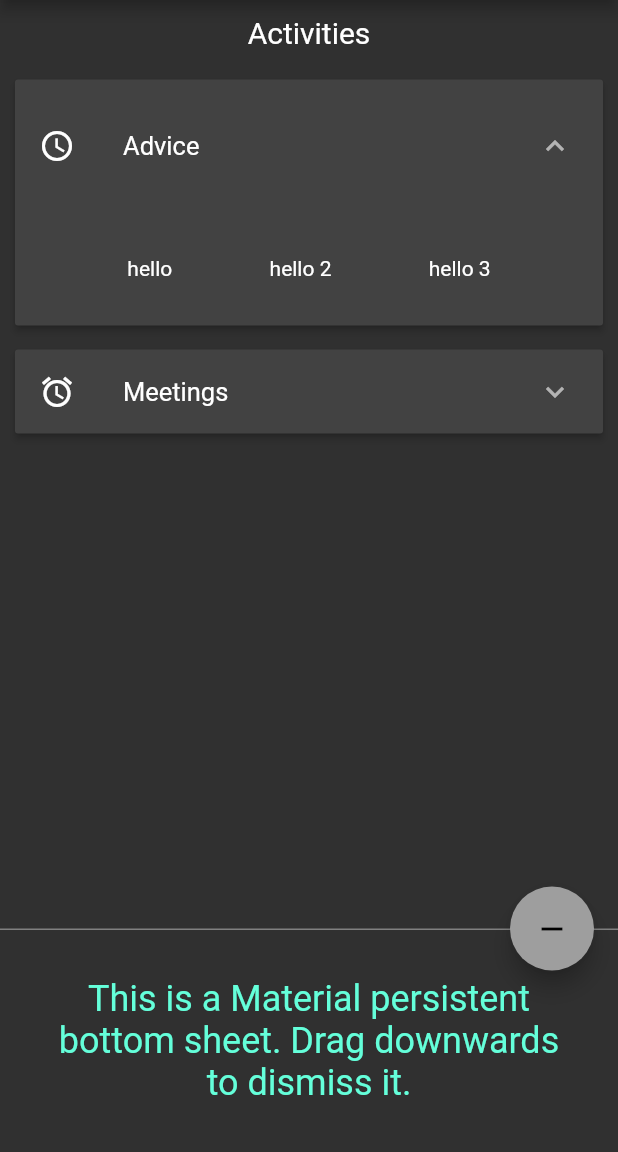
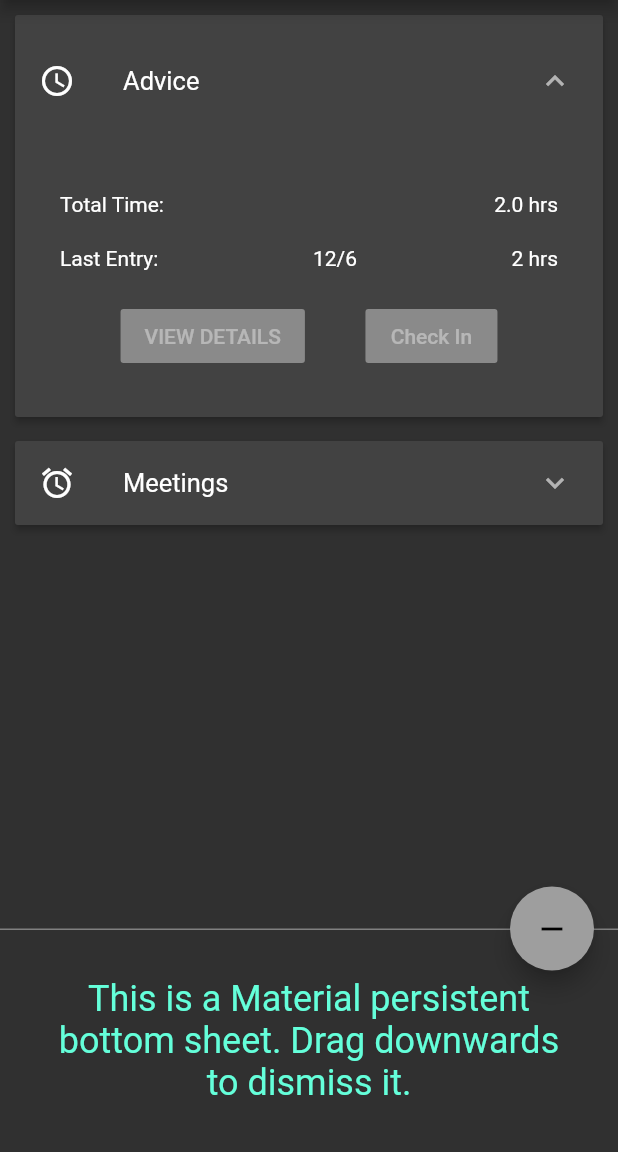
Before and after one commit to tfitz237/timehedron, a Flutter app: the screen it shows after launch, after a tap on the "expand more" icon, after a tap on the "add" icon, on a phone screen of 412 x 824 dp, the part 84-1236 px from its top. Run offline on Flutter 3.47's test engine with Material 2 defaults, Android fonts, the phone set to English and light mode, and no system bars.

Commit message:
feat: organize classes, change names

```diff
--- /dev/null
+++ b/lib/activity.item.dart
@@ -0,0 +1,125 @@
+import 'package:flutter/material.dart';
+
+class ActivityItem {
+  bool isExpanded;
+  final String header;
+  final List<CheckIn> checkIns;
+  Icon icon;
+  final String iconString;
+  ActivityItem(this.isExpanded, this.header, this.checkIns, this.iconString) {
+    icon = new Icon(activityIcons[iconString]);
+  }
+
+  Widget getBody() {
+    return Padding(
+        padding: EdgeInsets.all(20.0),
+        child: Column(children: <Widget>[
+          Padding(
+              padding: EdgeInsets.all(10.0),
+              child: Row(
+                  mainAxisAlignment: MainAxisAlignment.spaceBetween,
+                  children: [
+                    Text('Total Time:'),
+                    Text(this.getTotalTime().toString() + ' hrs'),
+                  ])),
+          Padding(
+              padding: EdgeInsets.all(10.0),
+              child: Row(
+                  mainAxisAlignment: MainAxisAlignment.spaceBetween,
+                  children: [
+                    Text('Last Entry:'),
+                    Text(this.checkIns.last.dateOfCheckOut()),
+                    Text(this.checkIns.last.totalTime().toString() + ' hrs')
+                  ])),
+          Padding(
+            padding:EdgeInsets.all(10.0),
+            child: Row(
+                  mainAxisAlignment: MainAxisAlignment.spaceEvenly,
+                  children: [
+                  RaisedButton(onPressed: null, child: Text('VIEW DETAILS')),
+                  RaisedButton(onPressed: null, child: Text('Check In'), color: Colors.lightBlue),
+
+          ]))
+
+        ]));
+  }
+
+  getTotalTime([TimeSpans span = TimeSpans.Hours]) {
+    double total = 0;
+    this.checkIns.forEach((checkIn) => total += checkIn.totalTime(span));
+    return total;
+  }
+
+  final activityIcons = <String, IconData>{
+    'access_time': Icons.access_time,
+    'access_alarm': Icons.access_alarm,
+    'add_alarm': Icons.add_alarm,
+    'alarm_on': Icons.alarm_on,
+    'beach_access': Icons.beach_access,
+    'business': Icons.business,
+    'business_center': Icons.business_center,
+    'calendar_today': Icons.calendar_today,
+    'card_travel': Icons.card_travel,
+    'contacts': Icons.contacts,
+    'departure_board': Icons.departure_board,
+    'event': Icons.event,
+    'event_seat': Icons.event_seat,
+    'group': Icons.group,
+    'lightbulb_outline': Icons.lightbulb_outline,
+    'security': Icons.security,
+    'timer': Icons.timer
+  };
+}
+
+enum TimeSpans { Seconds, Minutes, Hours, Days, Months }
+
+class CheckIn {
+  DateTime checkIn;
+  DateTime checkOut;
+  CheckIn(this.checkIn, this.checkOut);
+
+  totalTime([TimeSpans span = TimeSpans.Hours]) {
+    switch (span) {
+      case TimeSpans.Seconds:
+        return this.checkOut.difference(this.checkIn).inSeconds;
+      case TimeSpans.Minutes:
+        return this.checkOut.difference(this.checkIn).inMinutes;
+      case TimeSpans.Hours:
+        return this.checkOut.difference(this.checkIn).inHours;
+      case TimeSpans.Days:
+        return this.checkOut.difference(this.checkIn).inDays;
+      case TimeSpans.Months:
+        return this.checkOut.difference(this.checkIn).inDays / 30;
+    }
+  }
+
+  dateOfCheckOut() {
+    return checkOut.month.toString() + '/' + checkOut.day.toString();
+  }
+}
+
+
+class DummyActivityItems {
+
+  getDummies() {
+    return <ActivityItem>[
+      ActivityItem(
+        false,
+        'Advice',
+        <CheckIn> [
+          CheckIn(DateTime.now().add(Duration(hours: -2)), DateTime.now()),
+        ],
+        'access_time',
+      ),
+      ActivityItem(
+        false,
+        'Meetings',
+        <CheckIn> [
+          CheckIn(DateTime.now().add(Duration(hours: -8)), DateTime.now().add(Duration(hours: -4))),
+          CheckIn(DateTime.now().add(Duration(hours: -24)), DateTime.now().add(Duration(hours: -18))),
+        ],
+        'access_alarm',
+      )
+    ];
+  }
+}
--- /dev/null
+++ b/lib/add.activity.dart
@@ -0,0 +1,24 @@
+import 'package:flutter/material.dart';
+
+class AddActivity {
+  ThemeData themeData;
+
+  AddActivity(this.themeData);
+  getForm() {
+    return Container(
+        decoration: BoxDecoration(
+            border: Border(top: BorderSide(color: themeData.disabledColor))
+        ),
+        child: Padding(
+            padding: const EdgeInsets.all(32.0),
+            child: Text('This is a Material persistent bottom sheet. Drag downwards to dismiss it.',
+                textAlign: TextAlign.center,
+                style: TextStyle(
+                    color: themeData.accentColor,
+                    fontSize: 24.0
+                )
+            )
+        )
+    );
+  }
+}
--- a/lib/main.dart
+++ b/lib/main.dart
@@ -1,61 +1,22 @@
 import 'package:flutter/material.dart';
+import 'package:timehedron_f/activity.item.dart';
+import 'package:timehedron_f/add.activity.dart';
 
-void main() => runApp(Criterias());
+void main() => runApp(Activities());
 
 
 
-class Criterias extends StatefulWidget {
-  CriteriaState createState() =>  CriteriaState();
-}
-
-class ActivityItem {
-  bool isExpanded;
-  final String header;
-  final Widget body;
-  final Icon iconpic;
-  ActivityItem(this.isExpanded, this.header, this.body, this.iconpic);
+class Activities extends StatefulWidget {
+  ActivitiesState createState() =>  ActivitiesState();
 }
 
 
-class CriteriaState extends State<Criterias> {
 
-
+class ActivitiesState extends State<Activities> {
   final _scaffoldKey = new GlobalKey<ScaffoldState>();
 
-  List<ActivityItem> items = <ActivityItem>[
-     ActivityItem(
-        false,
-        'Advice',
-        Padding(
-            padding: EdgeInsets.all(20.0),
-            child: Column(
-                children: <Widget>[
-                  Row(mainAxisAlignment: MainAxisAlignment.spaceEvenly,
-                    children: [
-                      Padding(padding: EdgeInsets.all(10.0),
-                          child: Text('hello')),
-                      Padding(padding: EdgeInsets.all(10.0), child: Text('hello 2')),
-                      Padding(padding: EdgeInsets.all(10.0), child: Text('hello 3'))
-                  ],),
-
-                ])
-        ),
-        Icon(Icons.access_time),
-    ),
-    ActivityItem(
-      false,
-      'Meetings',
-      Padding(
-          padding: EdgeInsets.all(20.0),
-          child: Column(
-              children: <Widget>[
-                Padding(padding: EdgeInsets.all(10.0), child: Text('hello 3'))
-              ])
-      ),
-      Icon(Icons.access_alarm),
-    )
-    //give all your items here
-  ];
+  // TODO: Get this data from database
+  List<ActivityItem> items = DummyActivityItems().getDummies();
 
   VoidCallback _showBottomSheetCallback;
 
@@ -80,21 +41,7 @@ class CriteriaState extends State<Criterias> {
     });
     _bottomSheetController = _scaffoldKey.currentState.showBottomSheet((BuildContext context) {
       final ThemeData themeData = Theme.of(context);
-      return Container(
-          decoration: BoxDecoration(
-              border: Border(top: BorderSide(color: themeData.disabledColor))
-          ),
-          child: Padding(
-              padding: const EdgeInsets.all(32.0),
-              child: Text('This is a Material persistent bottom sheet. Drag downwards to dismiss it.',
-                  textAlign: TextAlign.center,
-                  style: TextStyle(
-                      color: themeData.accentColor,
-                      fontSize: 24.0
-                  )
-              )
-          )
-      );
+      return AddActivity(themeData).getForm();
     });
     _bottomSheetController.closed.whenComplete(() {
       if (mounted) {
@@ -105,11 +52,10 @@ class CriteriaState extends State<Criterias> {
     });
   }
 
-  ListView List_Criteria;
+  ListView expansionList;
   Widget build(BuildContext context) {
-    List_Criteria = ListView(
+    expansionList = ListView(
       children: [
-        Padding(padding:  EdgeInsets.all(10.0), child: Center(child: Text('Activities', style:  TextStyle(fontSize: 20.0)),)),
         Padding(
           padding: EdgeInsets.all(10.0),
           child: ExpansionPanelList(
@@ -127,7 +73,7 @@ class CriteriaState extends State<Criterias> {
               return  ExpansionPanel(
                 headerBuilder: (BuildContext context, bool isExpanded) {
                   return  ListTile(
-                      leading: item.iconpic,
+                      leading: item.icon,
                       title:  Text(
                         item.header,
                         textAlign: TextAlign.left,
@@ -138,7 +84,7 @@ class CriteriaState extends State<Criterias> {
                       ));
                 },
                 isExpanded: item.isExpanded,
-                body: item.body,
+                body: item.getBody(),
               );
             }).toList(),
           ),
@@ -146,7 +92,8 @@ class CriteriaState extends State<Criterias> {
       ],
     );
 
-    Scaffold scaffold =  Scaffold(
+    return MaterialApp(theme:  ThemeData.dark(),
+      home: Scaffold(
         key: _scaffoldKey,
         appBar: AppBar(
             title: Text("Timehedron"),
@@ -163,13 +110,13 @@ class CriteriaState extends State<Criterias> {
             ]
 
         ),
-      body: List_Criteria,
+        body: expansionList,
         floatingActionButton: FloatingActionButton(
           onPressed: _toggleBottomSheet,
           child: _showBottomSheetCallback != null ? Icon(Icons.add) : Icon(Icons.remove),
           backgroundColor: _showBottomSheetCallback != null ? Colors.blueGrey : Colors.grey,
         ),
+      )
     );
-    return MaterialApp(home: scaffold, theme:  ThemeData.dark());
   }
 }
```
Lines whose indentation alone changed are shown as unchanged.
